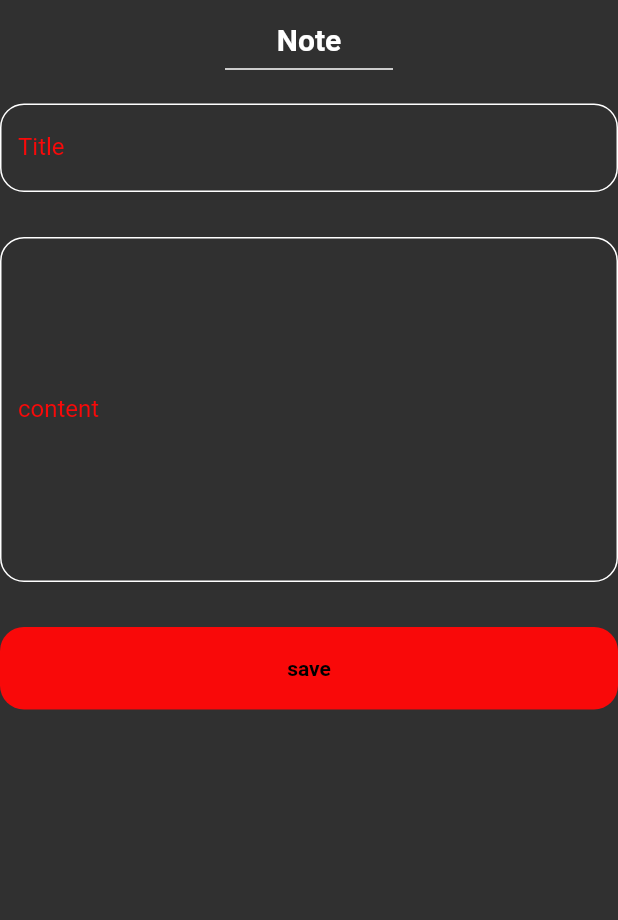
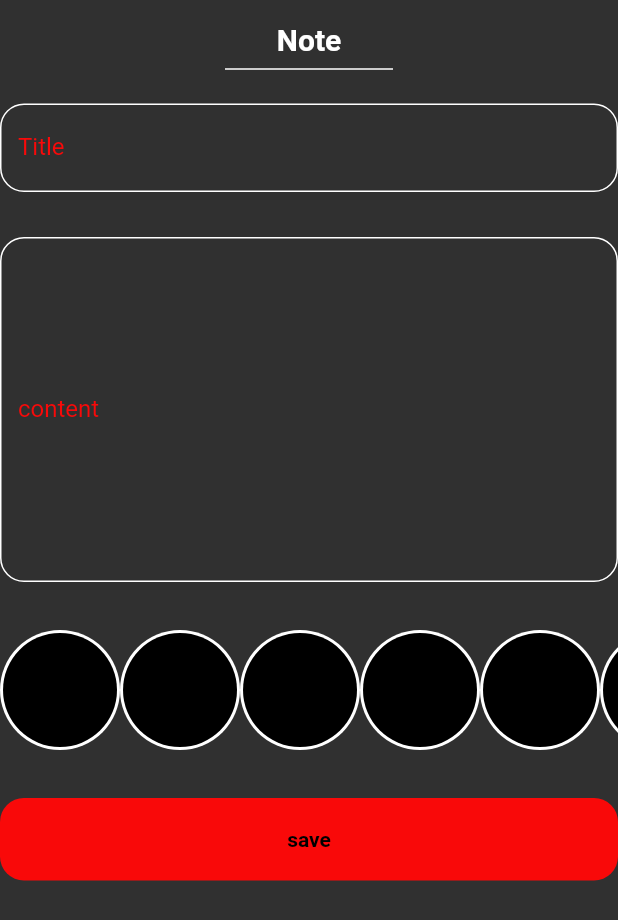
Before and after one commit to engbasel/NotesApp, a Flutter app: the AddNoteForm widget shown alone on an empty page, opened directly, on a phone screen of 412 x 824 dp. Shown: the top 920 px of the screen. Run offline on Flutter 3.47's test engine with Material 2 defaults, Android fonts, the light colour scheme and no system bars; our stand-ins replace flutter_bloc, hive, hive_flutter; accounts and stored records are empty.

Commit message:
colors List viwe

```diff
--- a/lib/widgets/Add_note_form.dart
+++ b/lib/widgets/Add_note_form.dart
@@ -3,6 +3,7 @@ import 'package:flutter_bloc/flutter_bloc.dart';
 import 'package:intl/intl.dart';
 import 'package:notesappv2/Cubits/add_note_cubit/add_notes_cubit.dart';
 import 'package:notesappv2/models/note_model.dart';
+import 'package:notesappv2/widgets/ColorsListviwe.dart';
 import 'package:notesappv2/widgets/CoustomBottom.dart';
 import 'package:notesappv2/widgets/CoustomTextFiled.dart';
 
@@ -58,6 +59,8 @@ class _AddNoteFormState extends State<AddNoteForm> {
             maxLines: 10,
           ),
           const SizedBox(height: 30),
+          const ColorsListView(),
+          const SizedBox(height: 30),
           BlocBuilder<AddNotesCubit, AddNoteState>(
             builder: (context, state) {
               return CoustomButton(
--- /dev/null
+++ b/lib/widgets/ColorsListviwe.dart
@@ -0,0 +1,37 @@
+import 'package:flutter/material.dart';
+
+class ColorItem extends StatelessWidget {
+  const ColorItem({super.key});
+
+  @override
+  Widget build(BuildContext context) {
+    return const CircleAvatar(
+      backgroundColor: Colors.white,
+      radius: 40,
+      child: CircleAvatar(
+        radius: 38,
+
+        // --------
+        backgroundColor: Colors.black,
+      ),
+    );
+  }
+}
+
+class ColorsListView extends StatelessWidget {
+  const ColorsListView({super.key});
+
+  @override
+  Widget build(BuildContext context) {
+    return SizedBox(
+      height: 42 * 2,
+      child: ListView.builder(
+        itemCount: 10,
+        scrollDirection: Axis.horizontal,
+        itemBuilder: (context, index) {
+          return const ColorItem();
+        },
+      ),
+    );
+  }
+}
```
